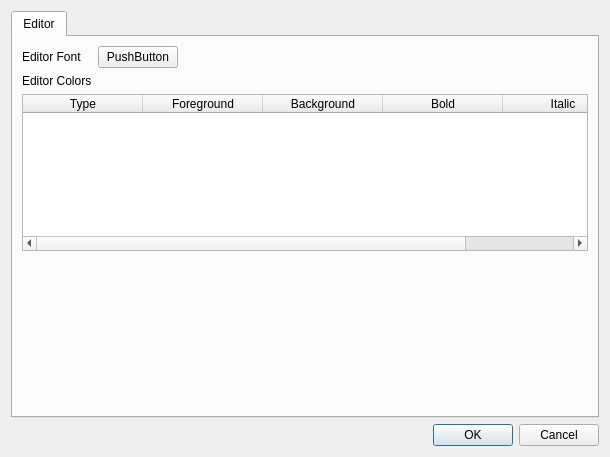
StrideLang/Stride, file editor/configdialog.ui: the form before one commit.
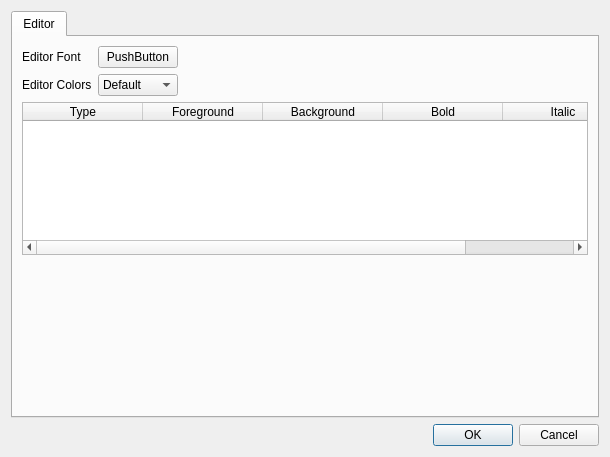
The form after the commit.

Commit message: Initial work towards supporting editor highlighting presets

The edit to the form file:
```diff
--- a/editor/configdialog.ui
+++ b/editor/configdialog.ui
@@ -115,6 +115,20 @@
          </column>
         </widget>
        </item>
+       <item row="1" column="1">
+        <widget class="QComboBox" name="editorPresetComboBox">
+         <item>
+          <property name="text">
+           <string>Default</string>
+          </property>
+         </item>
+         <item>
+          <property name="text">
+           <string>None</string>
+          </property>
+         </item>
+        </widget>
+       </item>
       </layout>
      </widget>
     </widget>
```
Left out of the diff: 8 changed lines with no effect on the pictures. The commit also changes 5 other files.
